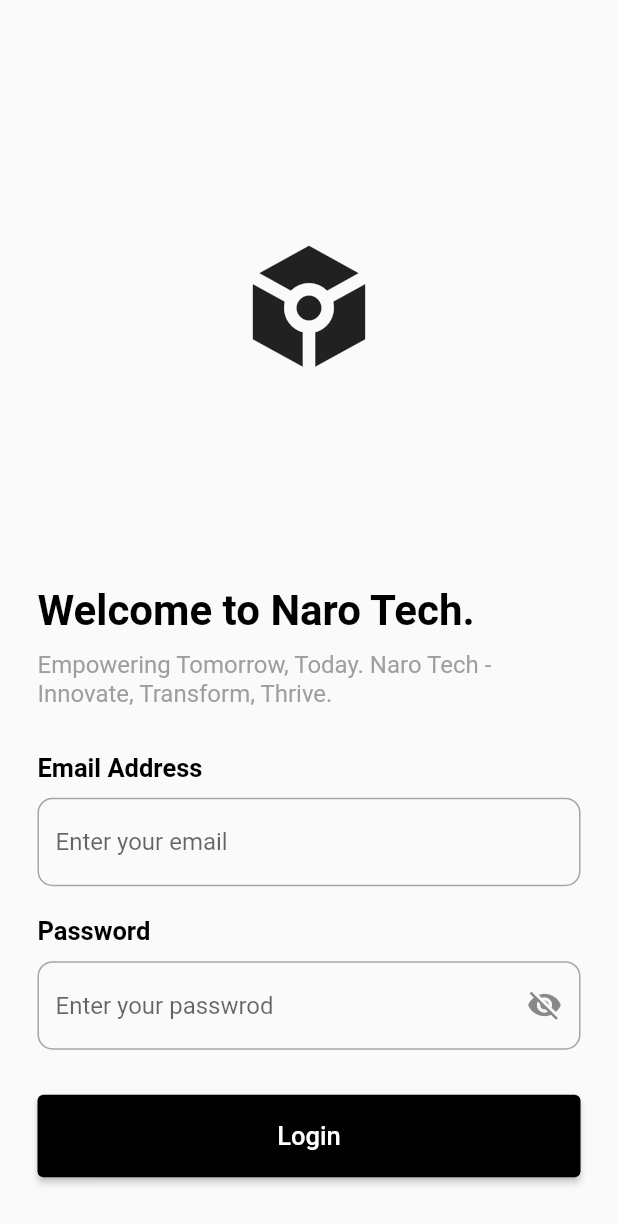
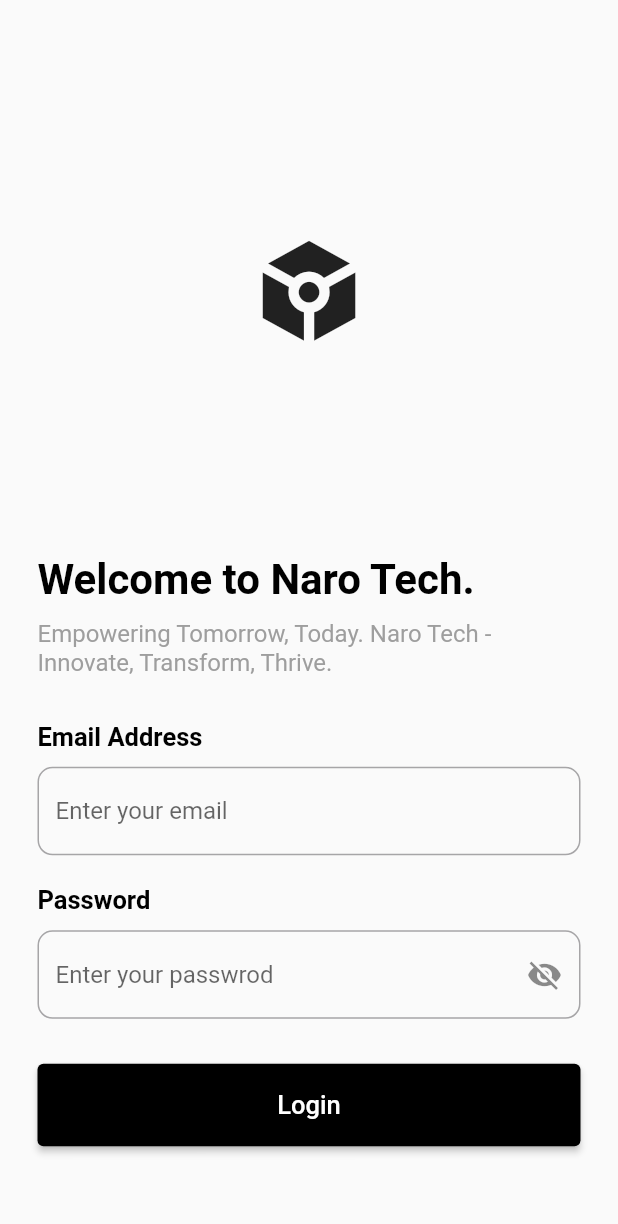
Before and after one commit to AmalNaroth/hr_management_user, a Flutter app: the screen it shows after launch, on a phone screen of 412 x 824 dp. Shown: the top 1224 px of the screen. Run offline on Flutter 3.47's test engine with Material 3 defaults, Android fonts, the phone set to English and light mode, and no system bars; our stand-ins replace bloc, firebase_auth, firebase_core, flutter_bloc, get_it, injectable and 1 more; accounts and stored records are empty.

Commit message:
dash board and attende screen completed

```diff
--- a/lib/config/routes/app_routes.dart
+++ b/lib/config/routes/app_routes.dart
@@ -1,5 +1,7 @@
 import 'package:flutter/material.dart';
-import 'package:hr_management_user/features/user_side/presentation/pages/dashboard_screen.dart';
+import 'package:hr_management_user/features/user_side/presentation/pages/attendnce/attendnce_screen.dart';
+import 'package:hr_management_user/features/user_side/presentation/pages/dashboard/dashboard_screen.dart';
+import 'package:hr_management_user/features/user_side/presentation/pages/leave/leave_screen.dart';
 import 'package:hr_management_user/features/user_side/presentation/pages/login/login_screen.dart';
 import 'package:hr_management_user/features/user_side/presentation/pages/splash/splash_screen.dart';
 
@@ -7,10 +9,14 @@ class AppRoutes{
   static const String splashScreen = "Splash-Screen";
   static const String dashBoardScreen = "DashBoard-Screen";
   static const String loginScreen = "Login-Screen";
+  static const String attendence = 'Attendence-Screen';
+  static const String leaveScreen = 'Leave-Screen';
 
   static Map<String,WidgetBuilder> get appRoute=>{
     splashScreen : (context) => const SplashScreen(),
-    dashBoardScreen : (context) => const DashBoardScreen(),
-    loginScreen :(context) => const LoginScreen()
+    dashBoardScreen : (context) =>  DashBoardScreen(),
+    loginScreen :(context) => const LoginScreen(),
+    attendence : (context) =>  const AttendenceScreen(),
+    leaveScreen :(context) => const LeaveScreen()
   };
 }
--- a/lib/features/user_side/application/login/login_event.dart
+++ b/lib/features/user_side/application/login/login_event.dart
@@ -2,3 +2,9 @@ part of 'login_bloc.dart';
 
 @immutable
 sealed class LoginEvent {}
+
+final class LoginButtonClickEvent extends LoginEvent {
+  String email;
+  String password;
+  LoginButtonClickEvent({required this.email, required this.password});
+}
--- a/lib/features/user_side/application/login/login_state.dart
+++ b/lib/features/user_side/application/login/login_state.dart
@@ -4,3 +4,15 @@ part of 'login_bloc.dart';
 sealed class LoginState {}
 
 final class LoginInitial extends LoginState {}
+
+final class LoginLoadignState extends LoginState{}
+
+final class LoginErrorState extends LoginState{
+  String errorMessage;
+ LoginErrorState({required this.errorMessage});
+}
+
+final class LoginSuccessState extends LoginState{
+  String successMessage;
+  LoginSuccessState({required this.successMessage});
+}
--- a/lib/features/user_side/application/splash/splash_bloc.dart
+++ b/lib/features/user_side/application/splash/splash_bloc.dart
@@ -1,4 +1,5 @@
 import 'package:bloc/bloc.dart';
+import 'package:firebase_auth/firebase_auth.dart';
 import 'package:hr_management_user/config/routes/app_routes.dart';
 import 'package:hr_management_user/core/navigator_services/navigator_services.dart';
 import 'package:meta/meta.dart';
@@ -12,7 +13,11 @@ class SplashBloc extends Bloc<SplashEvent, SplashState> {
       await Future.delayed(
         const Duration(seconds: 5),
       );
-      NavigatorService.pushNamedAndRemoveUntil(AppRoutes.loginScreen);
+     if(FirebaseAuth.instance.currentUser!=null){
+       NavigatorService.pushNamedAndRemoveUntil(AppRoutes.dashBoardScreen  );
+     }else{
+       NavigatorService.pushNamedAndRemoveUntil(AppRoutes.loginScreen);
+     }
     });
   }
 }
--- a/lib/features/user_side/domain/login/login_services.dart
+++ b/lib/features/user_side/domain/login/login_services.dart
@@ -1,3 +1,5 @@
- abstract class LoginServices{
+ import 'package:hr_management_user/core/resources/data_state.dart';
 
+abstract class LoginServices{
+  Future<DataState> loginFunction({required String email,required String password});
  }
--- a/lib/features/user_side/presentation/pages/login/login_screen.dart
+++ b/lib/features/user_side/presentation/pages/login/login_screen.dart
@@ -1,6 +1,10 @@
 import 'package:flutter/material.dart';
+import 'package:flutter_bloc/flutter_bloc.dart';
+import 'package:hr_management_user/config/routes/app_routes.dart';
 import 'package:hr_management_user/config/size/size.dart';
+import 'package:hr_management_user/core/navigator_services/navigator_services.dart';
 import 'package:hr_management_user/core/utils/screen_controllers/screen_controllers.dart';
+import 'package:hr_management_user/features/user_side/application/login/login_bloc.dart';
 import 'package:hr_management_user/features/user_side/presentation/pages/login/widgets/login_email_textformfield.dart';
 import 'package:hr_management_user/features/user_side/presentation/pages/login/widgets/login_password_textformfield.dart';
 import 'package:hr_management_user/features/user_side/presentation/widgets/text_widget.dart';
@@ -13,14 +17,14 @@ class LoginScreen extends StatelessWidget {
     return Scaffold(
       body: SafeArea(
         child: ListView(
-          padding: const EdgeInsets.symmetric(horizontal: 25,vertical: 20),
+          padding: const EdgeInsets.symmetric(horizontal: 25, vertical: 20),
           children: [
             SizedBox(
-              height: mWidth! * .9,
-              child: const Center(
+              height: mWidth! * .85,
+              child: Center(
                 child: Icon(
                   Icons.token,
-                  size: 100,
+                  size: mWidth! * .2,
                 ),
               ),
             ),
@@ -47,18 +51,41 @@ class LoginScreen extends StatelessWidget {
             ),
             ElevatedButton(
               style: ElevatedButton.styleFrom(
-                  backgroundColor: Colors.black,
-                  fixedSize: const Size.fromHeight(55)),
+                backgroundColor: Colors.black,
+                fixedSize: const Size.fromHeight(55),
+              ),
               onPressed: () {
-                if(LoginControlls.formkey.currentState!.validate()){
-
+                if (LoginControlls.formkey.currentState!.validate()) {
+                  context.read<LoginBloc>().add(
+                        LoginButtonClickEvent(
+                          email: LoginControlls.emailControllers.text.trim(),
+                          password:
+                              LoginControlls.passwordControllers.text.trim(),
+                        ),
+                      );
                 }
               },
-              child: TextWidget(
-                  textValue: "Login",
-                  fontSize: 17,
-                  fontWeight: FontWeight.w500,
-                  fontColors: Colors.white),
+              child: BlocConsumer<LoginBloc, LoginState>(
+                listener: (context, state) {
+                  if (state is LoginSuccessState) {
+                    NavigatorService.pushNamedAndRemoveUntil(
+                        AppRoutes.dashBoardScreen);
+                  }
+                },
+                builder: (context, state) {
+                  if (state is LoginLoadignState) {
+                    return const Center(
+                      child: CircularProgressIndicator(),
+                    );
+                  } else {
+                    return TextWidget(
+                        textValue: "Login",
+                        fontSize: 17,
+                        fontWeight: FontWeight.w500,
+                        fontColors: Colors.white);
+                  }
+                },
+              ),
             )
           ],
         ),
--- a/lib/features/user_side/presentation/pages/login/widgets/login_email_textformfield.dart
+++ b/lib/features/user_side/presentation/pages/login/widgets/login_email_textformfield.dart
@@ -1,5 +1,6 @@
 import 'package:flutter/material.dart';
 import 'package:hr_management_user/config/size/size.dart';
+import 'package:hr_management_user/core/utils/screen_controllers/screen_controllers.dart';
 import 'package:hr_management_user/features/user_side/presentation/widgets/text_widget.dart';
 
 class LoginEmailTextFormField extends StatelessWidget {
@@ -17,6 +18,7 @@ class LoginEmailTextFormField extends StatelessWidget {
             fontWeight: FontWeight.bold),
         fHight10,
         TextFormField(
+          controller: LoginControlls.emailControllers,
           validator: (value) {
             if(value==null || value.isEmpty){
               return "Enter the email address";
--- a/lib/features/user_side/presentation/pages/login/widgets/login_password_textformfield.dart
+++ b/lib/features/user_side/presentation/pages/login/widgets/login_password_textformfield.dart
@@ -1,5 +1,6 @@
 import 'package:flutter/material.dart';
 import 'package:hr_management_user/config/size/size.dart';
+import 'package:hr_management_user/core/utils/screen_controllers/screen_controllers.dart';
 import 'package:hr_management_user/features/user_side/presentation/widgets/text_widget.dart';
 
 class LoginPasswordTextFormField extends StatefulWidget {
@@ -23,6 +24,7 @@ class _LoginPasswordTextFormFieldState
             textValue: "Password", fontSize: 17, fontWeight: FontWeight.bold),
         fHight10,
         TextFormField(
+          controller: LoginControlls.passwordControllers,
           validator: (value) {
              if(value==null || value.isEmpty){
               return "Enter the password";
--- a/lib/features/user_side/presentation/pages/splash/splash_screen.dart
+++ b/lib/features/user_side/presentation/pages/splash/splash_screen.dart
@@ -27,6 +27,8 @@ class _SplashScreenState extends State<SplashScreen> {
           LottieBuilder.asset(
             "assets/animation/Animation - 1704790885409.json",
             fit: BoxFit.cover,
+            delegates: LottieDelegates(
+                values: [ValueDelegate.color([], value: Colors.black)]),
           ),
         ],
       ),
--- a/lib/main.dart
+++ b/lib/main.dart
@@ -1,3 +1,4 @@
+import 'package:firebase_core/firebase_core.dart';
 import 'package:flutter/material.dart';
 import 'package:flutter_bloc/flutter_bloc.dart';
 import 'package:hr_management_user/config/routes/app_routes.dart';
@@ -6,13 +7,15 @@ import 'package:hr_management_user/core/dependency_injection/dependency_injectio
 import 'package:hr_management_user/core/navigator_services/navigator_services.dart';
 import 'package:hr_management_user/features/user_side/application/login/login_bloc.dart';
 import 'package:hr_management_user/features/user_side/application/splash/splash_bloc.dart';
+import 'package:hr_management_user/firebase_options.dart';
 
-void main() async {
+main() async {
   WidgetsFlutterBinding.ensureInitialized();
+  await Firebase.initializeApp(
+    options: DefaultFirebaseOptions.currentPlatform,
+  );
   await configureInjection();
-  // await Firebase.initializeApp(
-  //   options: DefaultFirebaseOptions.currentPlatform,
-  // );
+
   runApp(
     const MyApp(),
   );
@@ -43,6 +46,8 @@ class MyApp extends StatelessWidget {
         theme: ThemeData(
           colorScheme: ColorScheme.fromSeed(seedColor: Colors.deepPurple),
           useMaterial3: false,
+          appBarTheme:
+              const AppBarTheme().copyWith(backgroundColor: Colors.purple),
         ),
         routes: AppRoutes.appRoute,
         initialRoute: AppRoutes.splashScreen,
```
Also changed, not shown: lib/core/resources/data_state.dart (added, +20 -0 lines), lib/features/user_side/application/login/login_bloc.dart (+21 -3 lines), lib/features/user_side/infrastructure/login_repository.dart (+11 -0 lines), lib/features/user_side/presentation/pages/attendnce/attendnce_screen.dart (added, +94 -0 lines), lib/features/user_side/presentation/pages/dashboard/dashboard_screen.dart (added, +310 -0 lines), lib/features/user_side/presentation/pages/dashboard/time_widget.dart (added, +48 -0 lines), lib/features/user_side/presentation/pages/dashboard_screen.dart (deleted, +0 -10 lines), lib/features/user_side/presentation/pages/leave/leave_screen.dart (added, +10 -0 lines), pubspec.yaml (+7 -2 lines), lib/core/dependency_injection/dependency_injection.config.dart, lib/firebase_options.dart (added), pubspec.lock, 5 other files.
